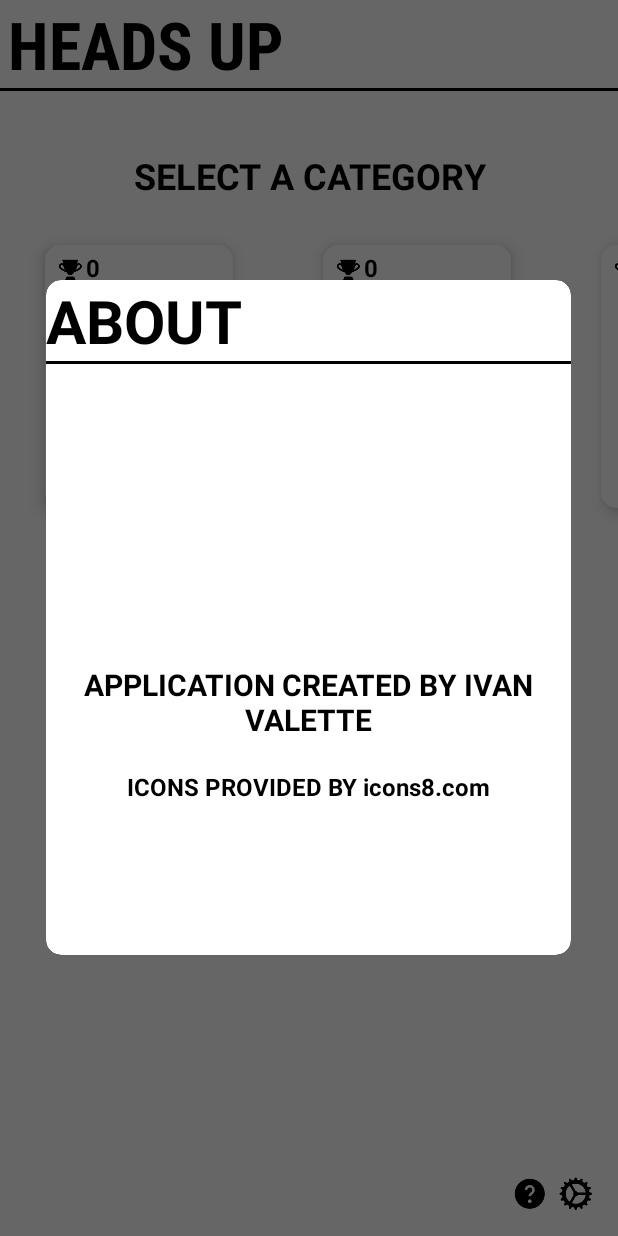
After one commit to ivanvb/HeadsUp, an Android app: the fragment AboutDialogFragment placed in its activity, on a phone screen of 412 x 824 dp. The commit adds this screen. Run offline under Robolectric (Android 15) with nearby library versions, the phone set to English and light mode, and no system bars.

Commit message:
Added About Fragment

```diff
--- /dev/null
+++ b/app/src/main/java/com/example/headsup/AboutDialogFragment.java
@@ -0,0 +1,36 @@
+package com.example.headsup;
+
+import android.os.Bundle;
+import android.support.annotation.NonNull;
+import android.support.annotation.Nullable;
+import android.support.v4.app.DialogFragment;
+import android.view.LayoutInflater;
+import android.view.View;
+import android.view.ViewGroup;
+
+public class AboutDialogFragment extends DialogFragment {
+
+    public AboutDialogFragment(){}
+
+    public static AboutDialogFragment newInstance() {
+
+        Bundle args = new Bundle();
+
+        AboutDialogFragment fragment = new AboutDialogFragment();
+        fragment.setArguments(args);
+        return fragment;
+    }
+
+    @Nullable
+    @Override
+    public View onCreateView(@NonNull LayoutInflater inflater, @Nullable ViewGroup container, @Nullable Bundle savedInstanceState) {
+        getDialog().getWindow().setBackgroundDrawableResource(R.drawable.round_fragment);
+
+        return inflater.inflate(R.layout.about_dialog_fragment, container);
+    }
+
+    @Override
+    public void onViewCreated(@NonNull View view, @Nullable Bundle savedInstanceState) {
+        super.onViewCreated(view, savedInstanceState);
+    }
+}
--- a/app/src/main/java/com/example/headsup/GameActivity.java
+++ b/app/src/main/java/com/example/headsup/GameActivity.java
@@ -12,9 +12,12 @@ import android.support.v4.app.FragmentManager;
 import android.support.v4.util.Pair;
 import android.support.v7.app.AppCompatActivity;
 import android.os.Bundle;
+import android.util.Log;
 import android.view.KeyEvent;
 import android.view.WindowManager;
 import android.widget.TextView;
+import android.widget.Toast;
+
 import java.util.ArrayList;
 import java.util.Random;
 
@@ -149,7 +152,6 @@ public class GameActivity extends AppCompatActivity implements SensorEventListen
             public void onTick(long millisUntilFinished) {
                 tvWord.setText(Long.toString(millisUntilFinished/MILLIS_IN_A_SECOND));
             }
-
             @Override
             public void onFinish() {
                 gameTime = true;
--- a/app/src/main/java/com/example/headsup/SettingsDialogFragment.java
+++ b/app/src/main/java/com/example/headsup/SettingsDialogFragment.java
@@ -41,7 +41,7 @@ public class SettingsDialogFragment extends DialogFragment implements View.OnCli
     public static SettingsDialogFragment newInstance(String theme, String music, String sound, String time) {
         SettingsDialogFragment frag = new SettingsDialogFragment();
         Bundle args = new Bundle();
-        args.putString("theme", theme);
+        args.putString(GameParameters.THEME_KEY, theme);
         frag.setArguments(args);
 
         fragTheme = theme;
--- /dev/null
+++ b/app/src/main/res/layout/about_dialog_fragment.xml
@@ -0,0 +1,70 @@
+<?xml version="1.0" encoding="utf-8"?>
+<LinearLayout xmlns:android="http://schemas.android.com/apk/res/android"
+    xmlns:app="http://schemas.android.com/apk/res-auto"
+    android:id="@+id/edit_name"
+    android:layout_width="400dp"
+    android:layout_height="400dp"
+    android:layout_gravity="center"
+    android:orientation="vertical"
+    android:minWidth="175dp"
+    android:minHeight="225dp"
+    android:background="@drawable/round_fragment"
+    android:tag="timeSettings">
+
+    <android.support.v7.widget.CardView
+        android:id="@+id/aboutPopup"
+        app:cardCornerRadius="10dp"
+        android:layout_width="350dp"
+        android:layout_height="450dp"
+        android:background="?attr/backgroundColor">
+
+        <RelativeLayout
+            android:layout_width="match_parent"
+            android:layout_height="wrap_content">
+
+            <TextView
+                android:id="@+id/aboutTitle"
+                android:layout_width="wrap_content"
+                android:layout_height="wrap_content"
+                android:text="@string/about"
+                android:textColor="?attr/textColor"
+                android:textSize="40sp"
+                android:textStyle="bold"
+                />
+            <View
+                android:id="@+id/aboutDivider"
+                android:layout_width="match_parent"
+                android:layout_height="2dp"
+                android:background="?attr/textColor"
+                android:layout_below="@+id/aboutTitle"
+                android:layout_marginBottom="0dp"/>
+
+            <TextView
+                android:id="@+id/siganture"
+                android:layout_width="wrap_content"
+                android:layout_height="wrap_content"
+                android:text="@string/signature"
+                android:textColor="?attr/textColor"
+                android:textSize="20sp"
+                android:textStyle="bold"
+                android:layout_marginTop="200dp"
+                android:layout_below="@+id/aboutDivider"
+                android:gravity="center"
+                />
+
+            <TextView
+                android:id="@+id/icons_signature"
+                android:layout_width="match_parent"
+                android:layout_height="wrap_content"
+                android:text="@string/icons_signature"
+                android:textColor="?attr/textColor"
+                android:textSize="16sp"
+                android:textStyle="bold"
+                android:layout_marginTop="20dp"
+                android:layout_below="@+id/siganture"
+                android:gravity="center"
+                />
+        </RelativeLayout>
+
+    </android.support.v7.widget.CardView>
+</LinearLayout>
--- a/app/src/main/res/layout/activity_main.xml
+++ b/app/src/main/res/layout/activity_main.xml
@@ -97,6 +97,7 @@
         android:layout_marginEnd="5dp"
         android:foreground="?android:attr/selectableItemBackground"
         android:clickable="true"
+        android:onClick="onClick"
         android:focusable="true"/>
 
 </RelativeLayout>
--- a/app/src/main/res/values/strings.xml
+++ b/app/src/main/res/values/strings.xml
@@ -9,6 +9,10 @@
     <string name="passed">PASSED</string>
     <string name="time_is_up">TIME\'S UP</string>
     <string name="adjust_device">PLEASE ADJUST YOUR DEVICE</string>
+    <string name="score_text">Score: </string>
+    <string name="about">ABOUT</string>
+    <string name="signature">APPLICATION CREATED BY IVAN VALETTE</string>
+    <string name="icons_signature">ICONS PROVIDED BY icons8.com</string>
 
     <!--Settings related strings-->
     <string name="settings_title">SETTINGS</string>
```
Also changed, not shown: app/src/main/java/com/example/headsup/MainActivity.java (+11 -0 lines), app/src/main/java/com/example/headsup/ResultsDialogFragment.java (+40 -48 lines).
